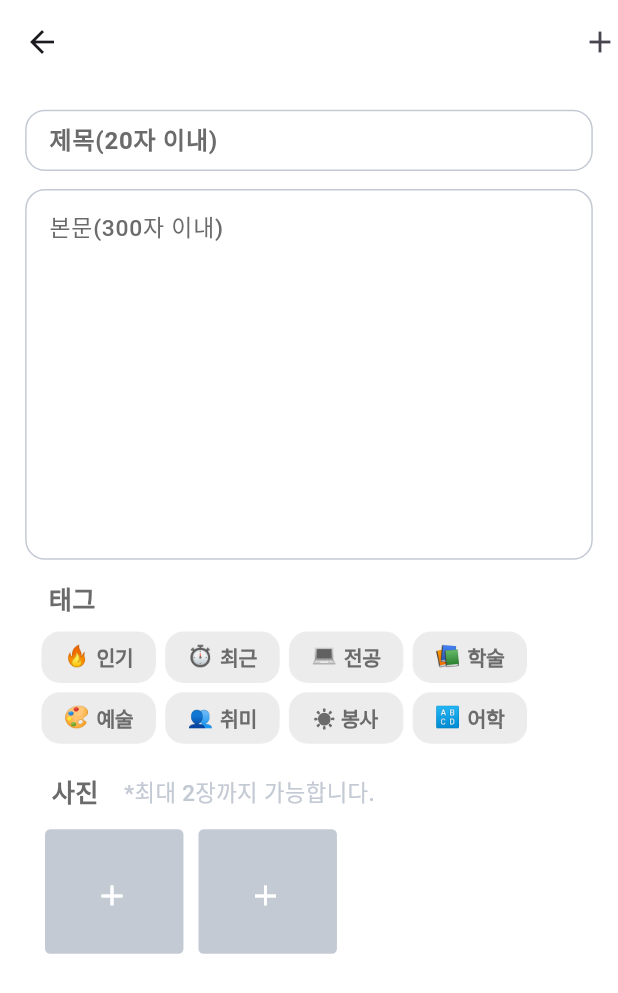
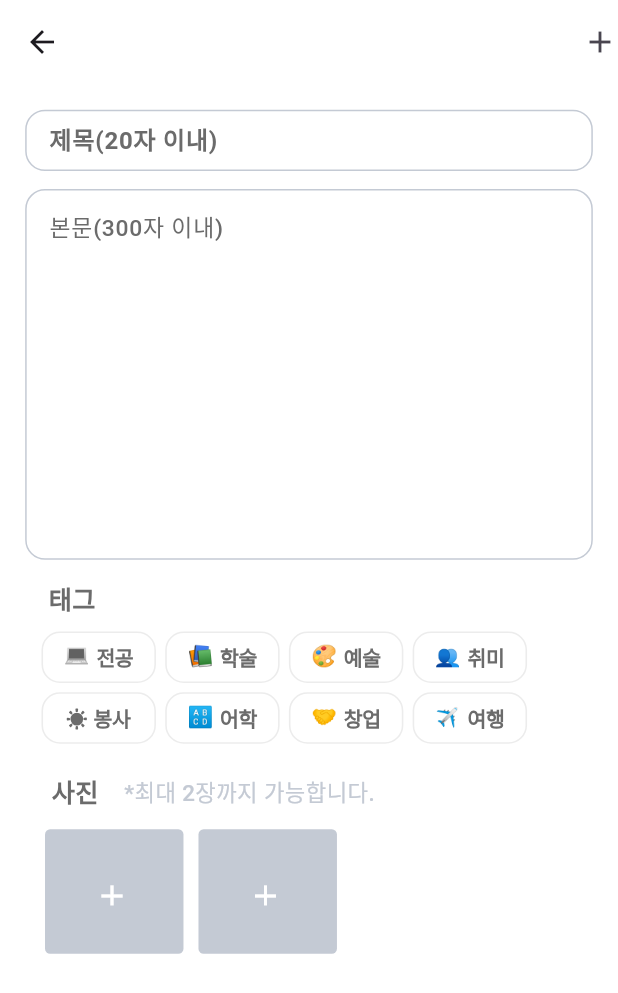
Before and after one commit to qixiangme/passtry-MVVM-refactoring, a Flutter app: the UploadPostScreen screen opened directly, on a phone screen of 412 x 824 dp. Shown: the top 993 px of the screen. Run offline on Flutter 3.47's test engine with Material 3 defaults, Android fonts, the phone set to English and light mode, and no system bars; our stand-ins replace flutter_screenutil; Roboto replaces fonts that are missing (Wanted Sans).

Commit message:
search: tag color

```diff
--- a/lib/features/search/upload_post_screen.dart
+++ b/lib/features/search/upload_post_screen.dart
@@ -12,16 +12,14 @@ class _UploadPostScreenState extends State<UploadPostScreen> {
   final TextEditingController _titleTextController = TextEditingController();
   final TextEditingController _textController = TextEditingController();
   Map<int, Map<String, String>> categoryDict = {
-    0: {'icon': '🔥', 'text': '인기'},
-    1: {'icon': '⏱️', 'text': '최근'},
-    2: {'icon': '💻', 'text': '전공'},
-    3: {'icon': '📚', 'text': '학술'},
-    4: {'icon': '🎨', 'text': '예술'},
-    5: {'icon': '👥', 'text': '취미'},
-    6: {'icon': '☀️', 'text': '봉사'},
-    7: {'icon': '🔠', 'text': '어학'},
-    8: {'icon': '🤝', 'text': '창업'},
-    9: {'icon': '✈️', 'text': '여행'},
+    0: {'icon': '💻', 'text': '전공'},
+    1: {'icon': '📚', 'text': '학술'},
+    2: {'icon': '🎨', 'text': '예술'},
+    3: {'icon': '👥', 'text': '취미'},
+    4: {'icon': '☀️', 'text': '봉사'},
+    5: {'icon': '🔠', 'text': '어학'},
+    6: {'icon': '🤝', 'text': '창업'},
+    7: {'icon': '✈️', 'text': '여행'},
   };
   List<bool> tagSelection = List.generate(8, (_) => false);
   @override
@@ -122,8 +120,8 @@ class _UploadPostScreenState extends State<UploadPostScreen> {
                     decoration: ShapeDecoration(
                       color:
                           tagSelection[index]
-                              ? Color(0xffFF9F1C) // 주황색
-                              : Color(0xFFECECEC), // 회색
+                              ? Color(0x21FF9F1C) // 주황색
+                              : Colors.white, // 회색
 
                       shape: RoundedRectangleBorder(
                         side: BorderSide(
```
